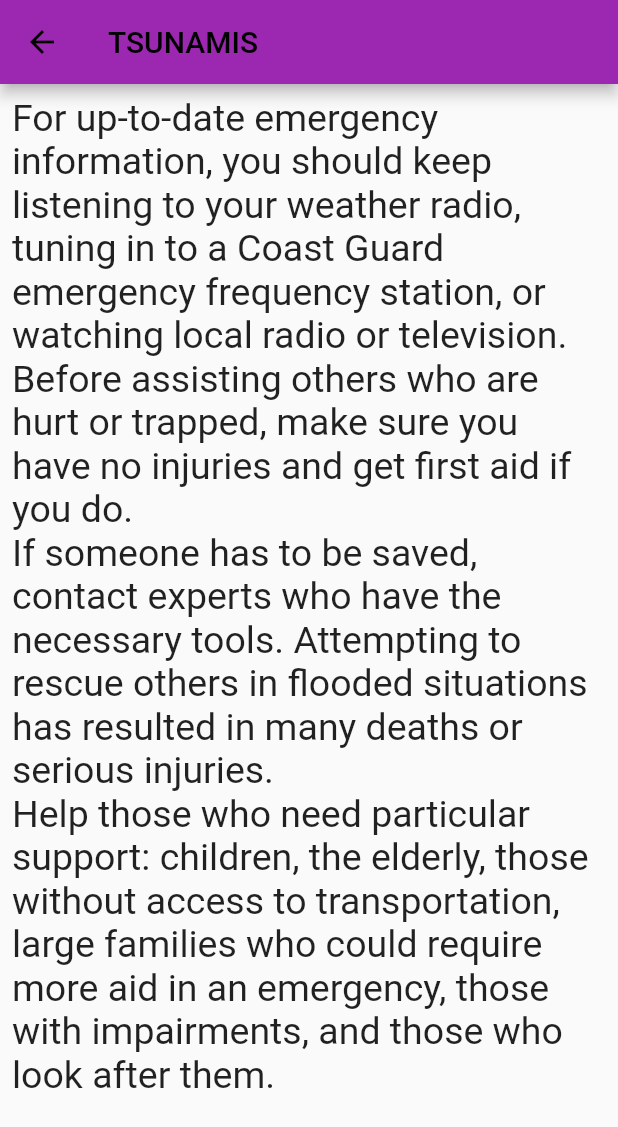
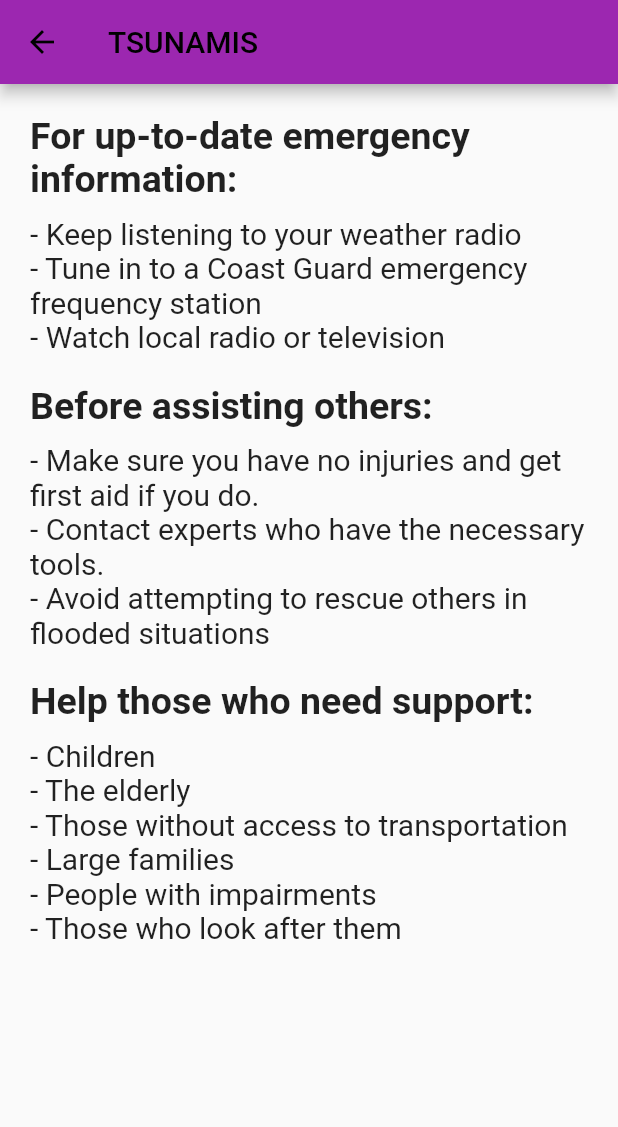
Before and after one commit to Rudalph/Flutter_pbl, a Flutter app: the TsunamisScreen screen opened directly, on a phone screen of 412 x 824 dp. Shown: the top 1127 px of the screen. Run offline on Flutter 3.47's test engine with Material 2 defaults, Android fonts, the phone set to English and light mode, and no system bars; our stand-ins replace font_awesome_flutter.

Commit message:
Changed UI for DO's ANd Dont's Screens

```diff
--- a/lib/DOandDonts/tsunami.dart
+++ b/lib/DOandDonts/tsunami.dart
@@ -9,26 +9,66 @@ class TsunamisScreen extends StatelessWidget {
         backgroundColor: Colors.purple,
         foregroundColor: Colors.black,
       ),
-      body: Column(
-        children: <Widget>[
-          Expanded(
-            child: ListView.builder(
-              itemCount: 1,
-              itemBuilder: (BuildContext context, int index) {
-                return Padding(
-                  padding: EdgeInsets.all(8.0),
-                  child: Text(
-                    "For up-to-date emergency information, you should keep listening to your weather radio, tuning in to a Coast Guard emergency frequency station, or watching local radio or television.\n"
-                    "Before assisting others who are hurt or trapped, make sure you have no injuries and get first aid if you do.\n"
-                    "If someone has to be saved, contact experts who have the necessary tools. Attempting to rescue others in flooded situations has resulted in many deaths or serious injuries.\n"
-                    "Help those who need particular support: children, the elderly, those without access to transportation, large families who could require more aid in an emergency, those with impairments, and those who look after them.",
-                    style: TextStyle(fontSize: 25),
-                  ),
-                );
-              },
+      body: Padding(
+        padding: EdgeInsets.all(20.0),
+        child: Column(
+          crossAxisAlignment: CrossAxisAlignment.start,
+          children: <Widget>[
+            Text(
+              "For up-to-date emergency information:",
+              style: TextStyle(
+                fontSize: 25,
+                fontWeight: FontWeight.bold,
+              ),
             ),
-          ),
-        ],
+            SizedBox(height: 10),
+            Text(
+              "- Keep listening to your weather radio\n"
+              "- Tune in to a Coast Guard emergency frequency station\n"
+              "- Watch local radio or television",
+              style: TextStyle(
+                fontSize: 20,
+              ),
+            ),
+            SizedBox(height: 20),
+            Text(
+              "Before assisting others:",
+              style: TextStyle(
+                fontSize: 25,
+                fontWeight: FontWeight.bold,
+              ),
+            ),
+            SizedBox(height: 10),
+            Text(
+              "- Make sure you have no injuries and get first aid if you do.\n"
+              "- Contact experts who have the necessary tools.\n"
+              "- Avoid attempting to rescue others in flooded situations",
+              style: TextStyle(
+                fontSize: 20,
+              ),
+            ),
+            SizedBox(height: 20),
+            Text(
+              "Help those who need support:",
+              style: TextStyle(
+                fontSize: 25,
+                fontWeight: FontWeight.bold,
+              ),
+            ),
+            SizedBox(height: 10),
+            Text(
+              "- Children\n"
+              "- The elderly\n"
+              "- Those without access to transportation\n"
+              "- Large families\n"
+              "- People with impairments\n"
+              "- Those who look after them",
+              style: TextStyle(
+                fontSize: 20,
+              ),
+            ),
+          ],
+        ),
       ),
     );
   }
```
Also changed, not shown: lib/DOandDonts/Drought.dart (+24 -22 lines), lib/DOandDonts/EarthQuake.dart (+20 -9 lines), lib/DOandDonts/cyclone.dart (+30 -12 lines), pubspec.lock.
